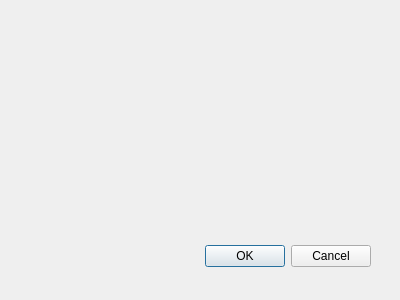
Above: point_on_arc_intersection/point_on_arc_intersection_dialog_base.ui from pandryk/PythonRepo before the change. Below: the same form after it.
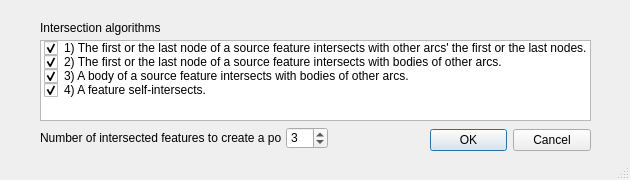
That is the form after the change.

What changed in the file:
```diff
--- a/point_on_arc_intersection/point_on_arc_intersection_dialog_base.ui
+++ b/point_on_arc_intersection/point_on_arc_intersection_dialog_base.ui
@@ -1,23 +1,47 @@
 <ui version="4.0" >
  <class>PointOnArcIntersectionDialogBase</class>
- <widget class="QDialog" name="PointOnArcIntersectionDialogBase" >
-  <property name="geometry" >
+ <widget class="QDialog" name="PointOnArcIntersectionDialogBase">
+  <property name="geometry">
    <rect>
     <x>0</x>
     <y>0</y>
-    <width>400</width>
-    <height>300</height>
+    <width>630</width>
+    <height>180</height>
    </rect>
   </property>
-  <property name="windowTitle" >
+  <property name="sizePolicy">
+   <sizepolicy hsizetype="Preferred" vsizetype="Preferred">
+    <horstretch>0</horstretch>
+    <verstretch>0</verstretch>
+   </sizepolicy>
+  </property>
+  <property name="minimumSize">
+   <size>
+    <width>630</width>
+    <height>180</height>
+   </size>
+  </property>
+  <property name="maximumSize">
+   <size>
+    <width>630</width>
+    <height>180</height>
+   </size>
+  </property>
+  <property name="windowTitle">
    <string>Create points on arcs' intersection</string>
   </property>
-  <widget class="QDialogButtonBox" name="button_box" >
-   <property name="geometry" >
+  <property name="sizeGripEnabled">
+   <bool>true</bool>
+  </property>
+  <property name="modal">
+   <bool>false</bool>
+  </property>
+  <widget class="QDialogButtonBox" name="button_box">
+   <property name="geometry">
     <rect>
-     <x>30</x>
-     <y>240</y>
-     <width>341</width>
+     <x>430</x>
+     <y>124</y>
+     <width>161</width>
      <height>32</height>
     </rect>
    </property>
@@ -28,6 +52,90 @@
     <set>QDialogButtonBox::Cancel|QDialogButtonBox::Ok</set>
    </property>
   </widget>
+  <widget class="QSpinBox" name="arcsNumberSpinBox">
+   <property name="geometry">
+    <rect>
+     <x>286</x>
+     <y>127</y>
+     <width>42</width>
+     <height>22</height>
+    </rect>
+   </property>
+   <property name="minimum">
+    <number>1</number>
+   </property>
+   <property name="value">
+    <number>3</number>
+   </property>
+  </widget>
+  <widget class="QListWidget" name="algorithmListWidget">
+   <property name="geometry">
+    <rect>
+     <x>40</x>
+     <y>40</y>
+     <width>551</width>
+     <height>81</height>
+    </rect>
+   </property>
+   <item>
+    <property name="text">
+     <string>1) The first or the last node of a source feature intersects with other arcs' the first or the last nodes.</string>
+    </property>
+    <property name="checkState">
+     <enum>Checked</enum>
+    </property>
+   </item>
+   <item>
+    <property name="text">
+     <string>2) The first or the last node of a source feature intersects with bodies of other arcs.</string>
+    </property>
+    <property name="checkState">
+     <enum>Checked</enum>
+    </property>
+   </item>
+   <item>
+    <property name="text">
+     <string>3) A body of a source feature intersects with bodies of other arcs.</string>
+    </property>
+    <property name="checkState">
+     <enum>Checked</enum>
+    </property>
+   </item>
+   <item>
+    <property name="text">
+     <string>4) A feature self-intersects.</string>
+    </property>
+    <property name="checkState">
+     <enum>Checked</enum>
+    </property>
+   </item>
+  </widget>
+  <widget class="QLabel" name="algorithmLabel">
+   <property name="geometry">
+    <rect>
+     <x>40</x>
+     <y>20</y>
+     <width>121</width>
+     <height>16</height>
+    </rect>
+   </property>
+   <property name="text">
+    <string>Intersection algorithms:</string>
+   </property>
+  </widget>
+  <widget class="QLabel" name="layersNumberLabel">
+   <property name="geometry">
+    <rect>
+     <x>40</x>
+     <y>130</y>
+     <width>241</width>
+     <height>16</height>
+    </rect>
+   </property>
+   <property name="text">
+    <string>Number of intersected features to create a point:</string>
+   </property>
+  </widget>
  </widget>
  <resources/>
  <connections>
```
Left out of the diff: 31 changed lines with no effect on the pictures.
